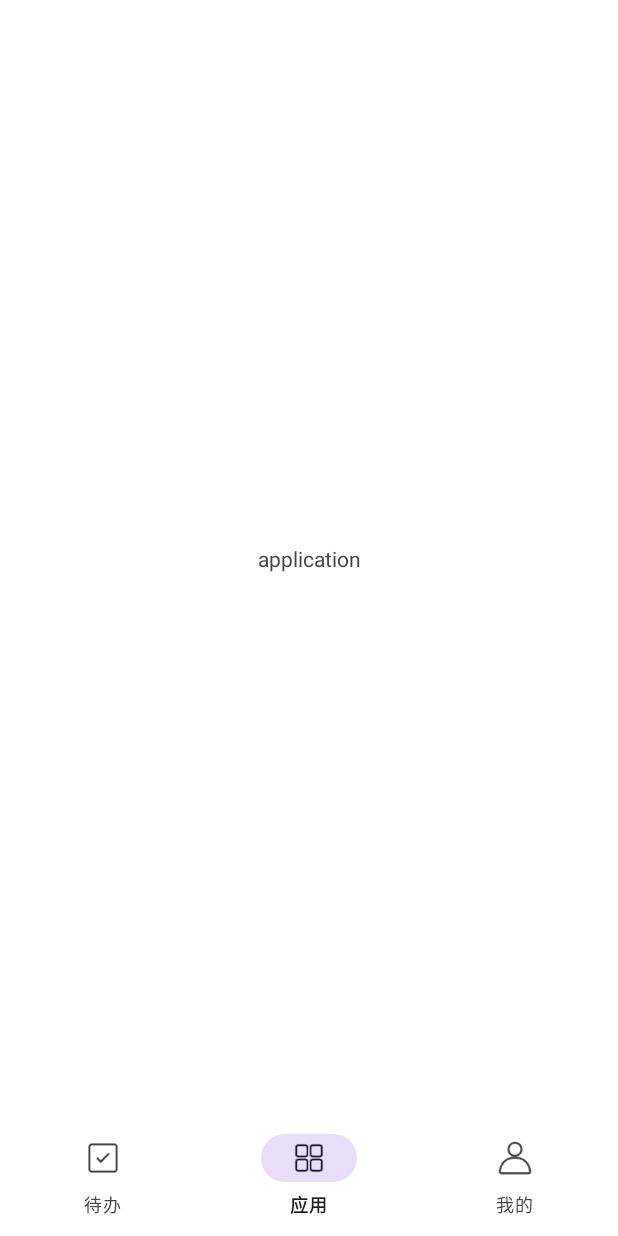
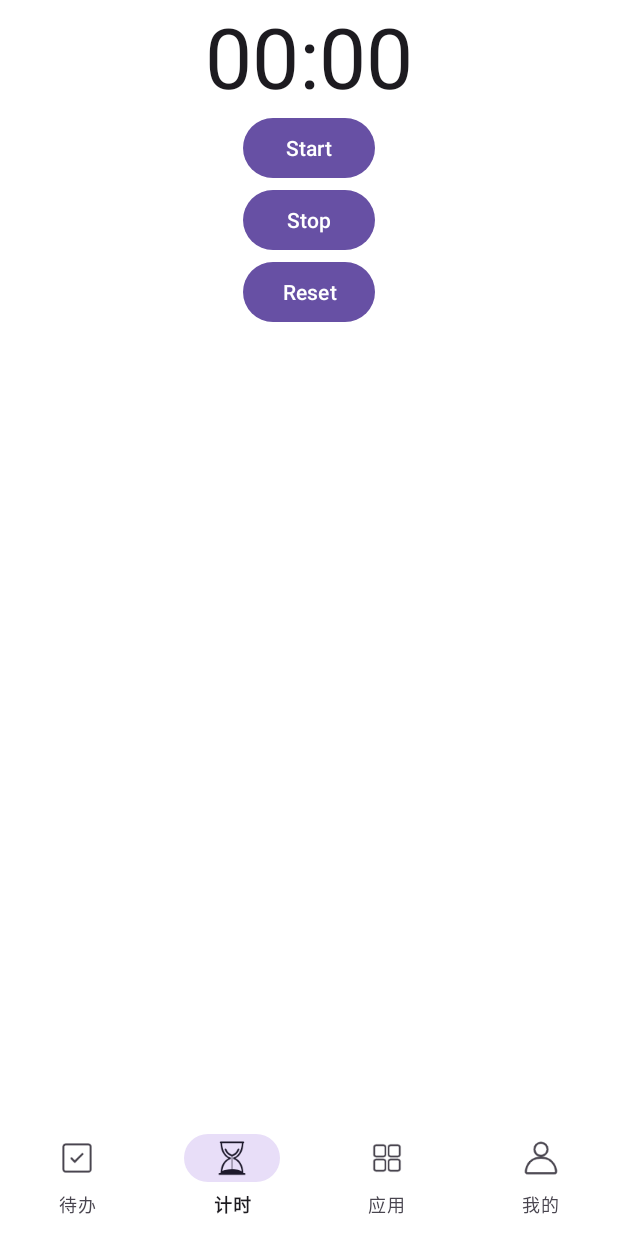
Before and after one commit to yesterdaylz/to-do-APP, an Android app: the MainActivity screen opened directly, with no data from a screen before it, item 2 of the bottom bar chosen, on a phone screen of 412 x 824 dp. Run offline under Robolectric (Android 15) with nearby library versions, the phone set to English and light mode, and no system bars; our stand-ins replace Room's generated code.

Commit message:
feat: 正计时

```diff
--- a/app/src/main/java/com/example/todoapp/ui/activity/MainActivity.kt
+++ b/app/src/main/java/com/example/todoapp/ui/activity/MainActivity.kt
@@ -13,6 +13,7 @@ import androidx.fragment.app.Fragment
 import com.example.todoapp.R
 import com.example.todoapp.databinding.ActivityMainBinding
 import com.example.todoapp.ui.fragment.ApplicationFragment
+import com.example.todoapp.ui.fragment.ClockFragment
 import com.example.todoapp.ui.fragment.ProfileFragment
 import com.example.todoapp.ui.fragment.TodoFragment
 
@@ -62,6 +63,9 @@ class MainActivity : AppCompatActivity(), TodoFragment.OnDrawerMenuClickListener
                 R.id.navigation_application -> {
                     ApplicationFragment()
                 }
+                R.id.navigation_sandglass ->{
+                    ClockFragment()
+                }
                 else -> TodoFragment.newInstance(username)
             }
 
--- /dev/null
+++ b/app/src/main/java/com/example/todoapp/ui/fragment/ClockFragment.kt
@@ -0,0 +1,67 @@
+package com.example.todoapp.ui.fragment
+
+import android.os.Bundle
+import android.os.SystemClock
+import android.view.LayoutInflater
+import android.view.View
+import android.view.ViewGroup
+import androidx.fragment.app.Fragment
+import com.example.todoapp.databinding.FragmentClockBinding
+
+
+class ClockFragment : Fragment() {
+    var running = false
+    var offset:Long = 0
+    val OFFSET_KEY = "offset"
+    val RUNNING_KEY = "running"
+    val BASE_KEY = "base"
+    private lateinit var binding: FragmentClockBinding
+    override fun onCreate(savedInstanceState: Bundle?) {
+        super.onCreate(savedInstanceState)
+
+    }
+
+    override fun onCreateView(
+        inflater: LayoutInflater, container: ViewGroup?,
+        savedInstanceState: Bundle?
+    ): View{
+        binding = FragmentClockBinding.inflate(inflater, container, false)
+        return binding.root
+    }
+
+    override fun onViewCreated(view: View, savedInstanceState: Bundle?) {
+        super.onViewCreated(view, savedInstanceState)
+        binding.start.setOnClickListener {
+            if (!running) {
+                setBaseTime()
+                binding.watcher.start()
+                running = true
+            }
+        }
+        binding.stop.setOnClickListener {
+            if (running) {
+                saveOffset()
+                binding.watcher.stop()
+                running = false
+            }
+        }
+        binding.reset.setOnClickListener {
+            offset = 0
+            setBaseTime()
+        }
+    }
+    fun setBaseTime(){
+        //stopwatch.base = SystemClock.elapsedRealtime() - offset
+       binding.watcher.setBase(SystemClock.elapsedRealtime() - offset)
+
+    }
+    fun saveOffset(){
+        //offset = System.currentTimeMillis() - stopwatch.base
+        offset = SystemClock.elapsedRealtime() - binding.watcher.base
+
+    }
+
+
+
+
+}
--- a/app/src/main/res/layout/activity_main.xml
+++ b/app/src/main/res/layout/activity_main.xml
@@ -26,6 +26,7 @@
         android:layout_width="0dp"
         android:layout_height="wrap_content"
         android:background="@color/white"
+        app:labelVisibilityMode="labeled"
         app:layout_constraintBottom_toBottomOf="parent"
         app:layout_constraintEnd_toEndOf="parent"
         app:layout_constraintStart_toStartOf="parent"
--- /dev/null
+++ b/app/src/main/res/layout/fragment_clock.xml
@@ -0,0 +1,48 @@
+<?xml version="1.0" encoding="utf-8"?>
+<androidx.constraintlayout.widget.ConstraintLayout
+    xmlns:android="http://schemas.android.com/apk/res/android"
+    xmlns:app="http://schemas.android.com/apk/res-auto"
+    xmlns:tools="http://schemas.android.com/tools"
+    android:id="@+id/main"
+    android:layout_width="match_parent"
+    android:layout_height="match_parent"
+    tools:context=".ui.fragment.ClockFragment"
+    android:fitsSystemWindows="true">
+
+    <Chronometer
+        android:id="@+id/watcher"
+        android:layout_width="wrap_content"
+        android:layout_height="wrap_content"
+        android:textSize="56sp"
+        app:layout_constraintTop_toTopOf="parent"
+        app:layout_constraintStart_toStartOf="parent"
+        app:layout_constraintEnd_toEndOf="parent"/>
+
+    <Button
+        android:id="@+id/start"
+        android:layout_width="wrap_content"
+        android:layout_height="wrap_content"
+        android:text="Start"
+        app:layout_constraintTop_toBottomOf="@id/watcher"
+        app:layout_constraintStart_toStartOf="parent"
+        app:layout_constraintEnd_toEndOf="parent"/>
+
+    <Button
+        android:id="@+id/stop"
+        android:layout_width="wrap_content"
+        android:layout_height="wrap_content"
+        android:text="Stop"
+        app:layout_constraintTop_toBottomOf="@id/start"
+        app:layout_constraintStart_toStartOf="parent"
+        app:layout_constraintEnd_toEndOf="parent"/>
+
+    <Button
+        android:id="@+id/reset"
+        android:layout_width="wrap_content"
+        android:layout_height="wrap_content"
+        android:text="Reset"
+        app:layout_constraintTop_toBottomOf="@id/stop"
+        app:layout_constraintStart_toStartOf="parent"
+        app:layout_constraintEnd_toEndOf="parent"/>
+
+</androidx.constraintlayout.widget.ConstraintLayout>
--- a/app/src/main/res/menu/bottom_nav_menu.xml
+++ b/app/src/main/res/menu/bottom_nav_menu.xml
@@ -3,13 +3,18 @@
     <item
         android:id="@+id/navigation_todo"
         android:icon="@mipmap/ic_todo"
-    android:title="待办" />
+        android:title="待办" />
+    <item
+        android:id="@+id/navigation_sandglass"
+        android:icon="@mipmap/ic_sandglass"
+        android:title="计时"/>
     <item
         android:id="@+id/navigation_application"
         android:icon="@mipmap/ic_application"
-    android:title="应用" />
+        android:title="应用" />
     <item
         android:id="@+id/navigation_profile"
         android:icon="@mipmap/ic_profile"
-    android:title="我的" />
+        android:title="我的" />
+
 </menu>
```
Also changed, not shown: app/src/main/res/mipmap-hdpi/ic_sandglass.png (added), 2 other files.
